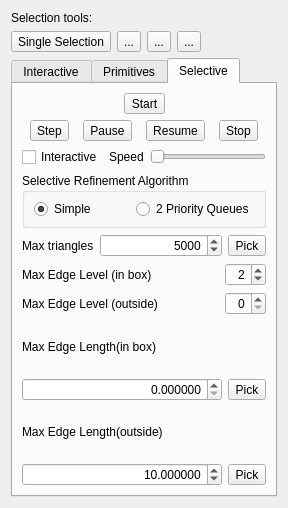
First picture: the form in src/meshlabplugins/editrgbtri/widgetRgbT.ui, repository cnr-isti-vclab/meshlab, before the edit.
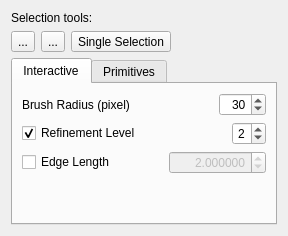
Second picture: the form after the edit. The open tabs and pages were chosen to show the change. Icons and pictures are not drawn.

Commit message: added modified butterfly removed selective refinement code cleanup

What changed in the file:
```diff
--- a/src/meshlabplugins/editrgbtri/widgetRgbT.ui
+++ b/src/meshlabplugins/editrgbtri/widgetRgbT.ui
@@ -6,7 +6,7 @@
     <x>0</x>
     <y>0</y>
     <width>288</width>
-    <height>508</height>
+    <height>236</height>
    </rect>
   </property>
   <property name="windowTitle" >
@@ -16,7 +16,7 @@
    <iconset/>
   </property>
   <layout class="QGridLayout" >
-   <item row="0" column="0" colspan="5" >
+   <item row="0" column="0" colspan="4" >
     <widget class="QLabel" name="label" >
      <property name="text" >
       <string>Selection tools:</string>
@@ -24,50 +24,6 @@
     </widget>
    </item>
    <item row="1" column="0" >
-    <widget class="QToolButton" name="bSelectionSingle" >
-     <property name="toolTip" >
-      <string>Single face selector</string>
-     </property>
-     <property name="text" >
-      <string>Single Selection</string>
-     </property>
-     <property name="icon" >
-      <iconset resource="editrgbtri.qrc" >:/images/select_face.png</iconset>
-     </property>
-     <property name="iconSize" >
-      <size>
-       <width>32</width>
-       <height>32</height>
-      </size>
-     </property>
-     <property name="checkable" >
-      <bool>true</bool>
-     </property>
-    </widget>
-   </item>
-   <item row="1" column="1" >
-    <widget class="QToolButton" name="bSelectionRect" >
-     <property name="toolTip" >
-      <string>Rectangular face selector</string>
-     </property>
-     <property name="text" >
-      <string>...</string>
-     </property>
-     <property name="icon" >
-      <iconset resource="editrgbtri.qrc" >:/images/select_face_rect.png</iconset>
-     </property>
-     <property name="iconSize" >
-      <size>
-       <width>32</width>
-       <height>32</height>
-      </size>
-     </property>
-     <property name="checkable" >
-      <bool>true</bool>
-     </property>
-    </widget>
-   </item>
-   <item row="1" column="2" >
     <widget class="QToolButton" name="bBrush" >
      <property name="toolTip" >
       <string>Brush for mesh refinement</string>
@@ -89,7 +45,7 @@
      </property>
     </widget>
    </item>
-   <item row="1" column="3" >
+   <item row="1" column="1" >
     <widget class="QToolButton" name="bEraser" >
      <property name="toolTip" >
       <string>Eraser for mesh coarsening</string>
@@ -111,7 +67,29 @@
      </property>
     </widget>
    </item>
-   <item row="1" column="4" >
+   <item row="1" column="2" >
+    <widget class="QToolButton" name="bSelectionSingle" >
+     <property name="toolTip" >
+      <string>Single face selector</string>
+     </property>
+     <property name="text" >
+      <string>Single Selection</string>
+     </property>
+     <property name="icon" >
+      <iconset resource="editrgbtri.qrc" >:/images/select_face.png</iconset>
+     </property>
+     <property name="iconSize" >
+      <size>
+       <width>32</width>
+       <height>32</height>
+      </size>
+     </property>
+     <property name="checkable" >
+      <bool>true</bool>
+     </property>
+    </widget>
+   </item>
+   <item row="1" column="3" >
     <spacer>
      <property name="orientation" >
       <enum>Qt::Horizontal</enum>
@@ -124,7 +102,7 @@
      </property>
     </spacer>
    </item>
-   <item row="2" column="0" colspan="5" >
+   <item row="2" column="0" colspan="4" >
     <widget class="QTabWidget" name="tabWidget" >
      <property name="enabled" >
       <bool>true</bool>
@@ -282,38 +260,6 @@
          </property>
         </spacer>
        </item>
-       <item row="4" column="0" >
-        <widget class="QToolButton" name="bDebugEdgeCol" >
-         <property name="text" >
-          <string>...</string>
-         </property>
-         <property name="icon" >
-          <iconset resource="editrgbtri.qrc" >:/images/edgecollapse.png</iconset>
-         </property>
-         <property name="iconSize" >
-          <size>
-           <width>32</width>
-           <height>32</height>
-          </size>
-         </property>
-        </widget>
-       </item>
-       <item row="4" column="1" >
-        <widget class="QToolButton" name="bDebugEdgeSplit" >
-         <property name="text" >
-          <string>...</string>
-         </property>
-         <property name="icon" >
-          <iconset resource="editrgbtri.qrc" >:/images/edgesplit.png</iconset>
-         </property>
-         <property name="iconSize" >
-          <size>
-           <width>32</width>
-           <height>32</height>
-          </size>
-         </property>
-        </widget>
-       </item>
       </layout>
      </widget>
      <widget class="QWidget" name="tab_2" >
@@ -422,422 +368,6 @@
        </item>
       </layout>
      </widget>
-     <widget class="QWidget" name="Tools" >
-      <attribute name="title" >
-       <string>Selective</string>
-      </attribute>
-      <layout class="QGridLayout" >
-       <item row="0" column="0" >
-        <spacer>
-         <property name="orientation" >
-          <enum>Qt::Horizontal</enum>
-         </property>
-         <property name="sizeHint" >
-          <size>
-           <width>40</width>
-           <height>20</height>
-          </size>
-         </property>
-        </spacer>
-       </item>
-       <item row="0" column="1" >
-        <widget class="QToolButton" name="bStart" >
-         <property name="toolTip" >
-          <string>Launch the selective refinement algorithm</string>
-         </property>
-         <property name="text" >
-          <string>Start</string>
-         </property>
-        </widget>
-       </item>
-       <item row="0" column="2" >
-        <spacer>
-         <property name="orientation" >
-          <enum>Qt::Horizontal</enum>
-         </property>
-         <property name="sizeHint" >
-          <size>
-           <width>40</width>
-           <height>20</height>
-          </size>
-         </property>
-        </spacer>
-       </item>
-       <item row="1" column="0" colspan="3" >
-        <layout class="QHBoxLayout" >
-         <item>
-          <widget class="QToolButton" name="bStep" >
-           <property name="toolTip" >
-            <string>Execute a single step in interactive mode</string>
-           </property>
-           <property name="text" >
-            <string>Step</string>
-           </property>
-          </widget>
-         </item>
-         <item>
-          <widget class="QToolButton" name="bPause" >
-           <property name="toolTip" >
-            <string>Suspend the execution in interactive mode.</string>
-           </property>
-           <property name="text" >
-            <string>Pause</string>
-           </property>
-          </widget>
-         </item>
-         <item>
-          <widget class="QToolButton" name="bResume" >
-           <property name="toolTip" >
-            <string>Resume a previously interrupted interactive execution.</string>
-           </property>
-           <property name="text" >
-            <string>Resume</string>
-           </property>
-          </widget>
-         </item>
-         <item>
-          <widget class="QToolButton" name="bStop" >
-           <property name="toolTip" >
-            <string>End the execution of the algorith.</string>
-           </property>
-           <property name="text" >
-            <string>Stop</string>
-           </property>
-          </widget>
-         </item>
-        </layout>
-       </item>
-       <item row="2" column="0" colspan="3" >
-        <layout class="QHBoxLayout" >
-         <property name="spacing" >
-          <number>6</number>
-         </property>
-         <property name="leftMargin" >
-          <number>0</number>
-         </property>
-         <property name="topMargin" >
-          <number>0</number>
-         </property>
-         <property name="rightMargin" >
-          <number>0</number>
-         </property>
-         <property name="bottomMargin" >
-          <number>0</number>
-         </property>
-         <item>
-          <widget class="QCheckBox" name="cbInteractive" >
-           <property name="text" >
-            <string>Interactive</string>
-           </property>
-           <property name="checked" >
-            <bool>false</bool>
-           </property>
-          </widget>
-         </item>
-         <item>
-          <widget class="QLabel" name="label_10" >
-           <property name="text" >
-            <string>Speed</string>
-           </property>
-          </widget>
-         </item>
-         <item>
-          <widget class="QSlider" name="sSpeed" >
-           <property name="toolTip" >
-            <string>Set the speed in interactive mode</string>
-           </property>
-           <property name="maximum" >
-            <number>999</number>
-           </property>
-           <property name="singleStep" >
-            <number>100</number>
-           </property>
-           <property name="pageStep" >
-            <number>500</number>
-           </property>
-           <property name="value" >
-            <number>0</number>
-           </property>
-           <property name="orientation" >
-            <enum>Qt::Horizontal</enum>
-           </property>
-          </widget>
-         </item>
-        </layout>
-       </item>
-       <item row="3" column="0" colspan="3" >
-        <widget class="QGroupBox" name="groupBox" >
-         <property name="maximumSize" >
-          <size>
-           <width>16777215</width>
-           <height>55</height>
-          </size>
-         </property>
-         <property name="toolTip" >
-          <string>Choose the type of selective algorithm.</string>
-         </property>
-         <property name="title" >
-          <string>Selective Refinement Algorithm</string>
-         </property>
-         <layout class="QGridLayout" >
-          <property name="leftMargin" >
-           <number>9</number>
-          </property>
-          <property name="topMargin" >
-           <number>9</number>
-          </property>
-          <property name="rightMargin" >
-           <number>9</number>
-          </property>
-          <property name="bottomMargin" >
-           <number>9</number>
-          </property>
-          <property name="horizontalSpacing" >
-           <number>6</number>
-          </property>
-          <property name="verticalSpacing" >
-           <number>6</number>
-          </property>
-          <item row="0" column="0" >
-           <widget class="QRadioButton" name="algo_simple" >
-            <property name="text" >
-             <string>Simple</string>
-            </property>
-            <property name="checked" >
-             <bool>true</bool>
-            </property>
-           </widget>
-          </item>
-          <item row="0" column="1" >
-           <widget class="QRadioButton" name="algo_complete" >
-            <property name="text" >
-             <string>2 Priority Queues</string>
-            </property>
-            <property name="checked" >
-             <bool>false</bool>
-            </property>
-           </widget>
-          </item>
-         </layout>
-        </widget>
-       </item>
-       <item row="4" column="0" colspan="3" >
-        <layout class="QHBoxLayout" >
-         <item>
-          <widget class="QLabel" name="label_5" >
-           <property name="maximumSize" >
-            <size>
-             <width>91</width>
-             <height>16777215</height>
-            </size>
-           </property>
-           <property name="text" >
-            <string>Max triangles</string>
-           </property>
-          </widget>
-         </item>
-         <item>
-          <widget class="QSpinBox" name="sMaxTriangles" >
-           <property name="sizePolicy" >
-            <sizepolicy vsizetype="Fixed" hsizetype="Expanding" >
-             <horstretch>0</horstretch>
-             <verstretch>0</verstretch>
-            </sizepolicy>
-           </property>
-           <property name="toolTip" >
-            <string>Max number of triangles in the result of a selective refinement.</string>
-           </property>
-           <property name="layoutDirection" >
-            <enum>Qt::LeftToRight</enum>
-           </property>
-           <property name="alignment" >
-            <set>Qt::AlignRight</set>
-           </property>
-           <property name="maximum" >
-            <number>1000000000</number>
-           </property>
-           <property name="singleStep" >
-            <number>1000</number>
-           </property>
-           <property name="value" >
-            <number>5000</number>
-           </property>
-          </widget>
-         </item>
-         <item>
-          <widget class="QToolButton" name="bPickFace" >
-           <property name="toolTip" >
-            <string>Extract the current number of triangle.</string>
-           </property>
-           <property name="text" >
-            <string>Pick</string>
-           </property>
-          </widget>
-         </item>
-        </layout>
-       </item>
-       <item row="5" column="0" colspan="3" >
-        <layout class="QHBoxLayout" >
-         <item>
-          <widget class="QLabel" name="label_6" >
-           <property name="text" >
-            <string>Max Edge Level (in box)</string>
-           </property>
-          </widget>
-         </item>
-         <item>
-          <spacer>
-           <property name="orientation" >
-            <enum>Qt::Horizontal</enum>
-           </property>
-           <property name="sizeHint" >
-            <size>
-             <width>16</width>
-             <height>23</height>
-            </size>
-           </property>
-          </spacer>
-         </item>
-         <item>
-          <widget class="QSpinBox" name="sMaxEdgeLevel" >
-           <property name="toolTip" >
-            <string>Max edge level inside the selection box.</string>
-           </property>
-           <property name="layoutDirection" >
-            <enum>Qt::LeftToRight</enum>
-           </property>
-           <property name="alignment" >
-            <set>Qt::AlignRight</set>
-           </property>
-           <property name="maximum" >
-            <number>20</number>
-           </property>
-           <property name="value" >
-            <number>2</number>
-           </property>
-          </widget>
-         </item>
-        </layout>
-       </item>
-       <item row="6" column="0" colspan="3" >
-        <layout class="QHBoxLayout" >
-         <item>
-          <widget class="QLabel" name="label_7" >
-           <property name="text" >
-            <string>Max Edge Level (outside)</string>
-           </property>
-          </widget>
-         </item>
-         <item>
-          <spacer>
-           <property name="orientation" >
-            <enum>Qt::Horizontal</enum>
-           </property>
-           <property name="sizeHint" >
-            <size>
-             <width>40</width>
-             <height>20</height>
-            </size>
-           </property>
-          </spacer>
-         </item>
-         <item>
-          <widget class="QSpinBox" name="sMinEdgeLevel" >
-           <property name="toolTip" >
-            <string>Max edge level outside the selection box.</string>
-           </property>
-           <property name="layoutDirection" >
-            <enum>Qt::LeftToRight</enum>
-           </property>
-           <property name="alignment" >
-            <set>Qt::AlignRight</set>
-           </property>
-           <property name="maximum" >
-            <number>20</number>
-           </property>
-          </widget>
-         </item>
-        </layout>
-       </item>
-       <item row="7" column="0" colspan="3" >
-        <widget class="QLabel" name="label_8" >
-         <property name="text" >
-          <string>Max Edge Length(in box)</string>
-         </property>
-        </widget>
-       </item>
-       <item row="8" column="0" colspan="3" >
-        <layout class="QHBoxLayout" >
-         <item>
-          <widget class="QDoubleSpinBox" name="sPickEdgeBox" >
-           <property name="toolTip" >
-            <string>Max edge lenght inside the selection box.</string>
-           </property>
-           <property name="alignment" >
-            <set>Qt::AlignRight</set>
-           </property>
-           <property name="decimals" >
-            <number>6</number>
-           </property>
-           <property name="maximum" >
-            <double>9999.989999999999782</double>
-           </property>
-           <property name="singleStep" >
-            <double>1.000000000000000</double>
-           </property>
-           <property name="value" >
-            <double>0.000000000000000</double>
-           </property>
-          </widget>
-         </item>
-         <item>
-          <widget class="QToolButton" name="bPickEdgeBox" >
-           <property name="text" >
-            <string>Pick</string>
-           </property>
-          </widget>
-         </item>
-        </layout>
-       </item>
-       <item row="9" column="0" colspan="3" >
-        <widget class="QLabel" name="label_9" >
-         <property name="text" >
-          <string>Max Edge Length(outside)</string>
-         </property>
-        </widget>
-       </item>
-       <item row="10" column="0" colspan="3" >
-        <layout class="QHBoxLayout" >
-         <item>
-          <widget class="QDoubleSpinBox" name="sPickEdgeOutside" >
-           <property name="toolTip" >
-            <string>Max edge lenght outside the selection box.</string>
-           </property>
-           <property name="alignment" >
-            <set>Qt::AlignRight</set>
-           </property>
-           <property name="decimals" >
-            <number>6</number>
-           </property>
-           <property name="maximum" >
-            <double>9999.989999999999782</double>
-           </property>
-           <property name="value" >
-            <double>10.000000000000000</double>
-           </property>
-          </widget>
-         </item>
-         <item>
-          <widget class="QToolButton" name="bPickEdgeOutside" >
-           <property name="text" >
-            <string>Pick</string>
-           </property>
-          </widget>
-         </item>
-        </layout>
-       </item>
-      </layout>
-     </widget>
     </widget>
    </item>
   </layout>
```
Left out of the diff: 15 changed lines with no effect on the pictures. The commit also changes 17 other files.
